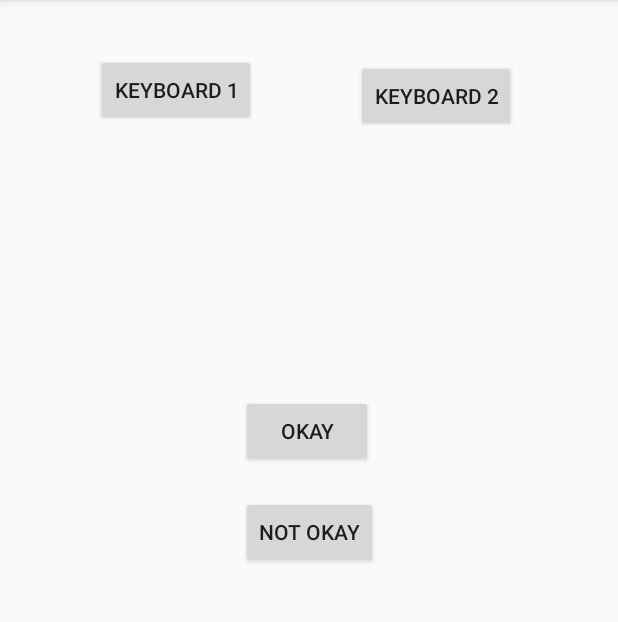
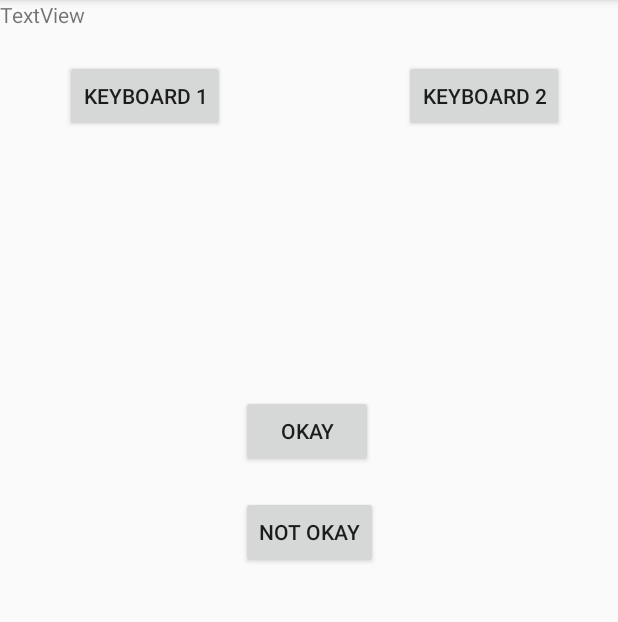
Before and after one commit to ahleksu/Herons-Conduct, an Android app: the screen it shows after launch (MainActivity), on a phone screen of 412 x 824 dp, the part 84-706 px from its top. Run offline under Robolectric (Android 15) with nearby library versions, the phone set to English and light mode, and no system bars.

Commit message:
Added Text

```diff
--- a/app/src/main/res/layout/activity_main.xml
+++ b/app/src/main/res/layout/activity_main.xml
@@ -56,10 +56,10 @@
         android:id="@+id/button3"
         android:layout_width="wrap_content"
         android:layout_height="wrap_content"
-        android:layout_marginTop="36dp"
+        android:layout_marginTop="40dp"
         android:text="KEYBOARD 1"
         app:layout_constraintEnd_toStartOf="@+id/button4"
-        app:layout_constraintHorizontal_bias="0.488"
+        app:layout_constraintHorizontal_bias="0.267"
         app:layout_constraintStart_toStartOf="parent"
         app:layout_constraintTop_toTopOf="parent" />
 
@@ -68,8 +68,16 @@
         android:layout_width="wrap_content"
         android:layout_height="wrap_content"
         android:layout_marginTop="40dp"
-        android:layout_marginEnd="68dp"
+        android:layout_marginEnd="36dp"
         android:text="KEYBOARD 2"
         app:layout_constraintEnd_toEndOf="parent"
         app:layout_constraintTop_toTopOf="parent" />
+
+    <TextView
+        android:id="@+id/textView"
+        android:layout_width="wrap_content"
+        android:layout_height="wrap_content"
+        android:text="TextView"
+        tools:layout_editor_absoluteX="174dp"
+        tools:layout_editor_absoluteY="103dp" />
 </android.support.constraint.ConstraintLayout>
```
